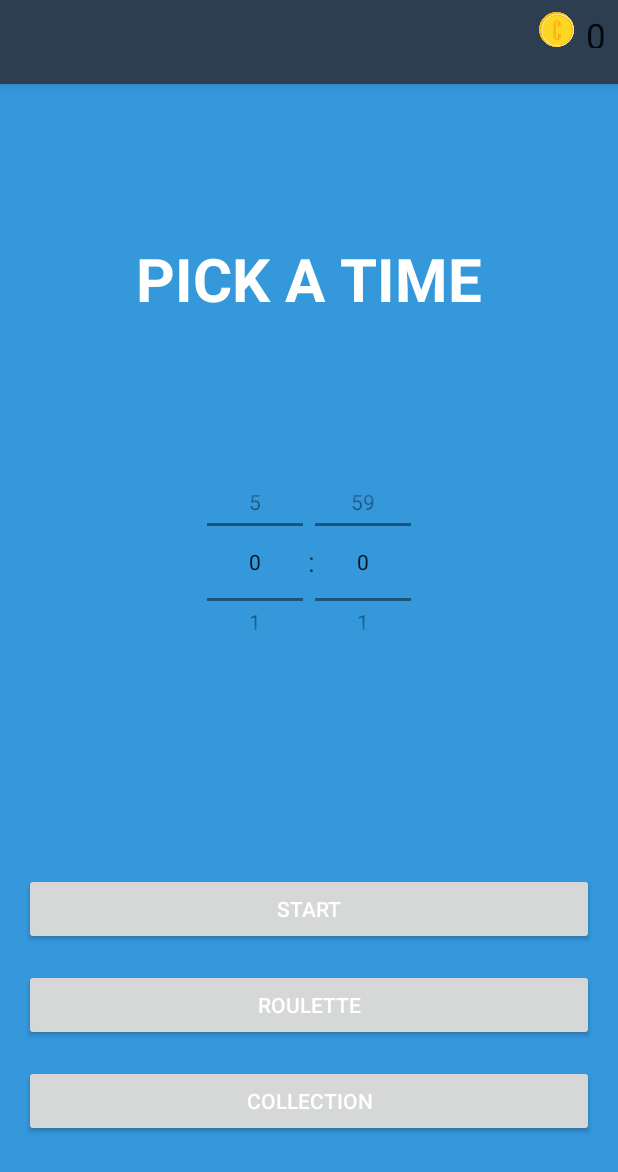
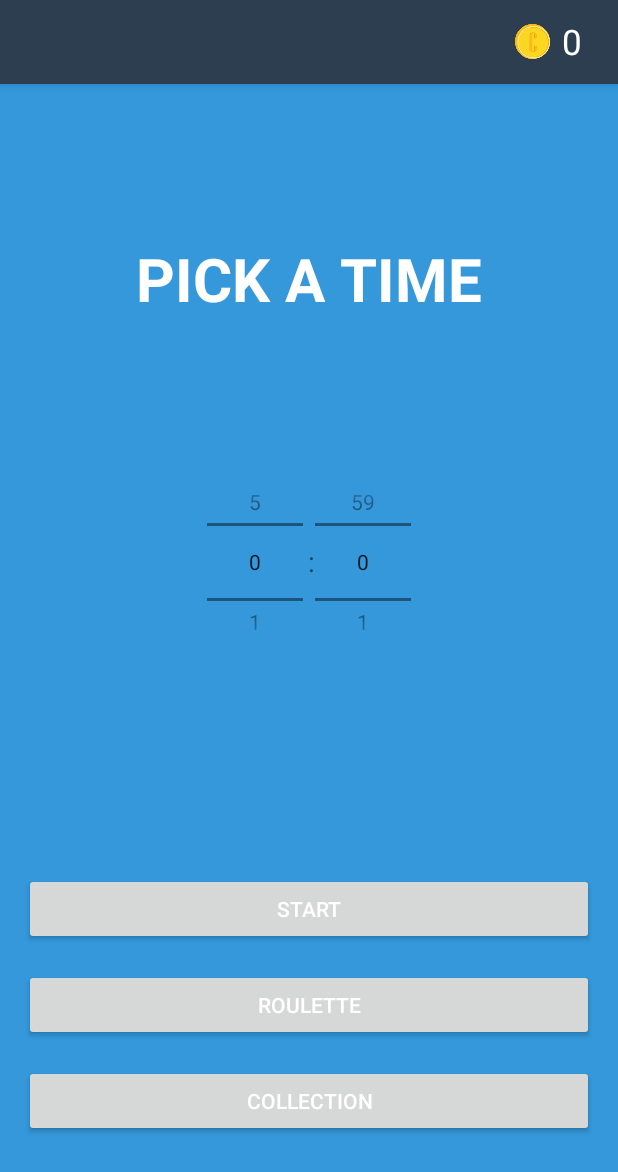
Before and after one commit to sjroh/GoalAchiever, an Android app: the screen it shows after launch (SetupTimerActivity), on a phone screen of 412 x 824 dp. Shown: the top 1172 px of the screen. Run offline under Robolectric (Android 15) with nearby library versions, the phone set to English and light mode, and no system bars; libraries missing offline, so code that uses them is left out: info.hoang8f.widget; plain views replace FButton; 6 statements that could not run were skipped.

Commit message:
actionbar changed

```diff
--- a/GoalAchiever/app/src/main/java/roh/sijine/goalachiever/SetupTimerActivity.java
+++ b/GoalAchiever/app/src/main/java/roh/sijine/goalachiever/SetupTimerActivity.java
@@ -2,11 +2,15 @@ package roh.sijine.goalachiever;
 
 import android.content.Context;
 import android.content.Intent;
+import android.graphics.drawable.ColorDrawable;
 import android.os.Bundle;
 import android.support.v7.app.ActionBar;
 import android.support.v7.app.AppCompatActivity;
+import android.view.Gravity;
+import android.view.LayoutInflater;
 import android.view.View;
 import android.widget.NumberPicker;
+import android.widget.RelativeLayout;
 import android.widget.TextView;
 import android.widget.Toast;
 
@@ -47,9 +51,18 @@ public class SetupTimerActivity extends AppCompatActivity {
         mContext = this.getApplicationContext();
 
         ActionBar actionBar = getSupportActionBar();
-        if (actionBar != null) {
-            actionBar.hide();
-        }
+//        if (actionBar != null) {
+//            actionBar.hide();
+//        }
+        actionBar.setBackgroundDrawable(new ColorDrawable(getResources().getColor(R.color.fbutton_color_midnight_blue)));
+        actionBar.setDisplayShowHomeEnabled(false);
+        actionBar.setDisplayShowTitleEnabled(false);
+        LayoutInflater inflator = LayoutInflater.from(this);
+        View v = inflator.inflate(R.layout.layout_actionbar, null);
+        ((RelativeLayout) v).setGravity(Gravity.RIGHT);
+        actionBar.setCustomView(v);
+        actionBar.setDisplayShowCustomEnabled(true);
+
 
         // setup number pickers
         timeNotice = (TextView) findViewById(R.id.text_time_notice);
--- a/GoalAchiever/app/src/main/res/layout/activity_setup_timer.xml
+++ b/GoalAchiever/app/src/main/res/layout/activity_setup_timer.xml
@@ -12,13 +12,14 @@
         android:background="@color/fbutton_color_peter_river"
         android:orientation="vertical"
         android:weightSum="10">
-        <android.support.v7.widget.Toolbar
-            android:id="@+id/my_toolbar"
-            android:layout_width="match_parent"
-            android:layout_height="?attr/actionBarSize"
-            android:background="@color/fbutton_color_midnight_blue"
-            android:elevation="4dp"
-            android:theme="@style/ThemeOverlay.AppCompat.ActionBar"/>
+        <!--<android.support.v7.widget.Toolbar-->
+        <!--android:id="@+id/my_toolbar"-->
+        <!--android:layout_width="match_parent"-->
+        <!--android:layout_height="?attr/actionBarSize"-->
+        <!--android:background="@color/fbutton_color_midnight_blue"-->
+        <!--android:layout_gravity="right"-->
+        <!--android:elevation="4dp"-->
+        <!--android:theme="@style/ThemeOverlay.AppCompat.ActionBar"/>-->
 
         <LinearLayout
             android:layout_width="match_parent"
@@ -41,10 +42,10 @@
                     android:layout_width="wrap_content"
                     android:layout_height="wrap_content"
                     android:text="@string/no_input_timer"
+                    android:textAppearance="?android:attr/textAppearanceLarge"
+                    android:textColor="@color/white"
                     android:textSize="40sp"
-                    android:textStyle="bold"
-                    android:textColor="@color/white"
-                    android:textAppearance="?android:attr/textAppearanceLarge" />
+                    android:textStyle="bold" />
             </LinearLayout>
 
             <LinearLayout
@@ -107,17 +108,17 @@
                     android:id="@+id/btn_start"
                     android:layout_width="0dp"
                     android:layout_height="wrap_content"
-                    android:layout_weight="1"
                     android:layout_gravity="center"
+                    android:layout_marginBottom="@dimen/button_margin_vertical"
                     android:layout_marginLeft="@dimen/roulette_colleciton_margin"
                     android:layout_marginRight="@dimen/roulette_colleciton_margin"
+                    android:layout_marginTop="@dimen/button_margin_vertical"
+                    android:layout_weight="1"
                     android:gravity="center"
                     android:paddingLeft="@dimen/button_padding_horizontal"
                     android:paddingRight="@dimen/button_padding_horizontal"
                     android:text="@string/btn_start"
                     android:textColor="@android:color/white"
-                    android:layout_marginBottom="@dimen/button_margin_vertical"
-                    android:layout_marginTop="@dimen/button_margin_vertical"
                     fbutton:buttonColor="@color/fbutton_color_belize_hole"
                     fbutton:cornerRadius="2dp"
                     fbutton:shadowColor="@color/fbutton_color_midnight_blue"
@@ -135,17 +136,17 @@
                     android:id="@+id/btn_roulette"
                     android:layout_width="0dp"
                     android:layout_height="wrap_content"
-                    android:layout_weight="1"
                     android:layout_gravity="center"
+                    android:layout_marginBottom="@dimen/button_margin_vertical"
                     android:layout_marginLeft="@dimen/roulette_colleciton_margin"
                     android:layout_marginRight="@dimen/roulette_colleciton_margin"
+                    android:layout_marginTop="@dimen/button_margin_vertical"
+                    android:layout_weight="1"
                     android:gravity="center"
                     android:paddingLeft="@dimen/button_padding_horizontal"
                     android:paddingRight="@dimen/button_padding_horizontal"
                     android:text="@string/btn_roulette"
                     android:textColor="@android:color/white"
-                    android:layout_marginBottom="@dimen/button_margin_vertical"
-                    android:layout_marginTop="@dimen/button_margin_vertical"
                     fbutton:buttonColor="@color/fbutton_color_belize_hole"
                     fbutton:cornerRadius="2dp"
                     fbutton:shadowColor="@color/fbutton_color_midnight_blue"
@@ -162,17 +163,17 @@
                     android:id="@+id/btn_collection"
                     android:layout_width="0dp"
                     android:layout_height="wrap_content"
-                    android:layout_weight="1"
                     android:layout_gravity="center"
+                    android:layout_marginBottom="@dimen/button_margin_vertical"
                     android:layout_marginLeft="@dimen/roulette_colleciton_margin"
                     android:layout_marginRight="@dimen/roulette_colleciton_margin"
+                    android:layout_marginTop="@dimen/button_margin_vertical"
+                    android:layout_weight="1"
                     android:gravity="center"
                     android:paddingLeft="@dimen/button_padding_horizontal"
                     android:paddingRight="@dimen/button_padding_horizontal"
                     android:text="@string/btn_collection"
                     android:textColor="@android:color/white"
-                    android:layout_marginBottom="@dimen/button_margin_vertical"
-                    android:layout_marginTop="@dimen/button_margin_vertical"
                     fbutton:buttonColor="@color/fbutton_color_belize_hole"
                     fbutton:cornerRadius="2dp"
                     fbutton:shadowColor="@color/fbutton_color_midnight_blue"
@@ -183,7 +184,7 @@
     </LinearLayout>
 
 
-    <include layout="@layout/layout_coin" />
+    <!--<include layout="@layout/layout_coin" />-->
 
 
 </RelativeLayout>
--- /dev/null
+++ b/GoalAchiever/app/src/main/res/layout/layout_actionbar.xml
@@ -0,0 +1,31 @@
+<?xml version="1.0" encoding="utf-8"?><!-- Coin layout -->
+<RelativeLayout xmlns:android="http://schemas.android.com/apk/res/android"
+    android:layout_width="match_parent"
+    android:layout_height="match_parent"
+    android:orientation="vertical">
+    <!-- Coin layout -->
+    <LinearLayout
+        android:layout_width="match_parent"
+        android:layout_height="wrap_content"
+        android:layout_gravity="center"
+        android:gravity="center_vertical|right"
+        android:orientation="horizontal">
+
+        <ImageView
+            android:layout_width="@dimen/coin_text_size"
+            android:layout_height="@dimen/coin_text_size"
+            android:layout_gravity="center_vertical|right"
+            android:src="@drawable/coin" />
+
+        <TextView
+            android:id="@+id/text_coin"
+            android:layout_width="wrap_content"
+            android:layout_height="wrap_content"
+            android:layout_gravity="center_vertical|right"
+            android:layout_margin="@dimen/coin_text_margin"
+            android:text="@string/coin_preset"
+            android:textAppearance="?android:attr/textAppearanceLarge"
+            android:textColor="#FFFFFF"
+            android:textSize="@dimen/coin_text_size" />
+    </LinearLayout>
+</RelativeLayout>
```
